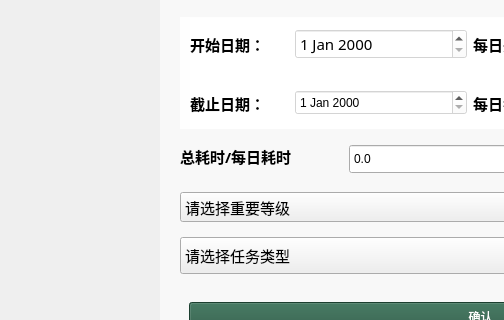
Above: frontend/add_task.ui from AiDahanwen/BUAA_2024_Python_Project before the change; both pictures show x 0 to 504 and y 377 to 697 of the 1153 by 852 pixel window. Below: the same form after it.
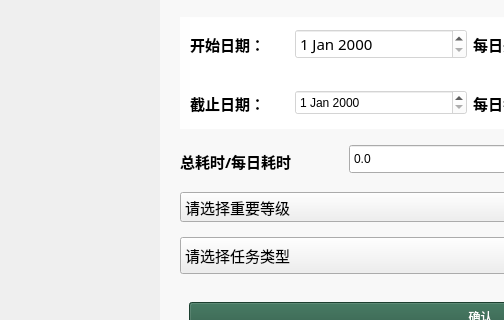
That is the form after the change. Icons and pictures are not drawn.

What changed in the file:
```diff
--- a/frontend/add_task.ui
+++ b/frontend/add_task.ui
@@ -670,6 +670,18 @@
              <verstretch>0</verstretch>
             </sizepolicy>
            </property>
+           <property name="minimumSize">
+            <size>
+             <width>169</width>
+             <height>35</height>
+            </size>
+           </property>
+           <property name="maximumSize">
+            <size>
+             <width>169</width>
+             <height>35</height>
+            </size>
+           </property>
            <property name="font">
             <font>
              <family>微软雅黑</family>
```
